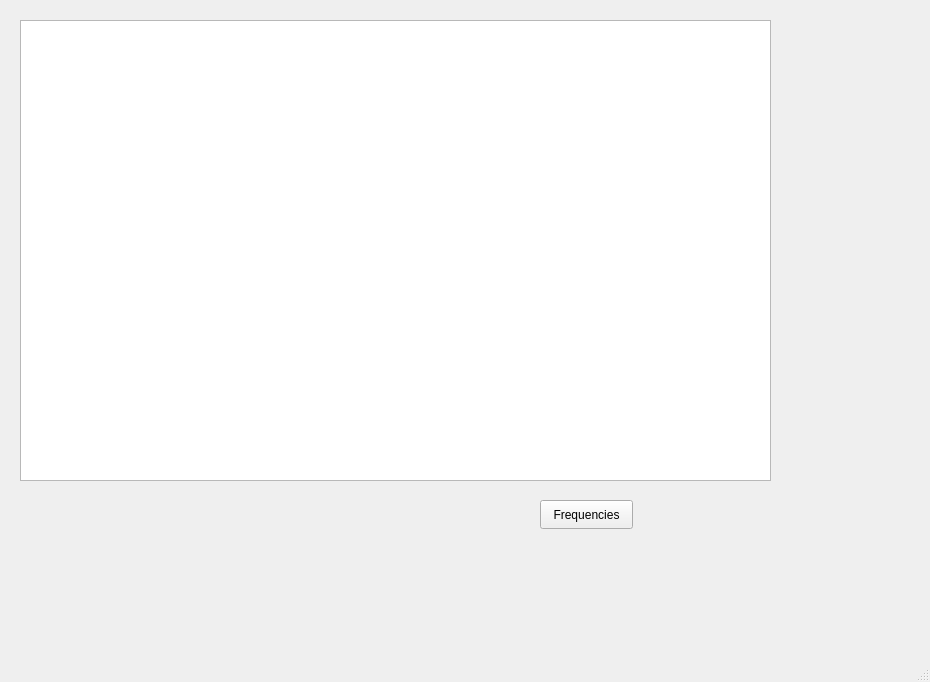
Old version of the form UIForTextProject/mainwindow.ui in the repository Yehia148/TextConcordance.
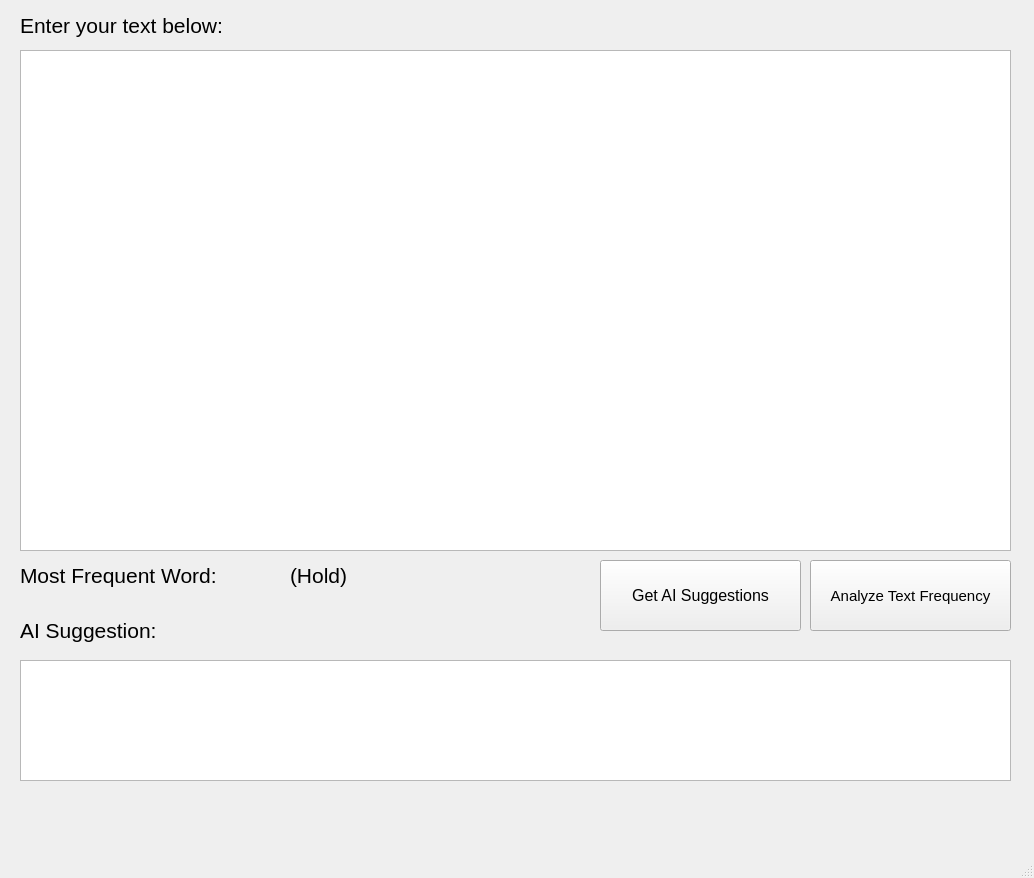
New version of the form.

Commit message: UIWidgets complete

```diff
--- a/UIForTextProject/mainwindow.ui
+++ b/UIForTextProject/mainwindow.ui
@@ -6,35 +6,143 @@
    <rect>
     <x>0</x>
     <y>0</y>
-    <width>930</width>
-    <height>682</height>
+    <width>1034</width>
+    <height>878</height>
    </rect>
   </property>
   <property name="windowTitle">
    <string>MainWindow</string>
   </property>
   <widget class="QWidget" name="centralwidget">
-   <widget class="QPushButton" name="pushButton">
+   <widget class="QTextEdit" name="inputTextEdit">
     <property name="geometry">
      <rect>
-      <x>540</x>
-      <y>500</y>
-      <width>93</width>
-      <height>29</height>
+      <x>20</x>
+      <y>50</y>
+      <width>991</width>
+      <height>501</height>
      </rect>
     </property>
+   </widget>
+   <widget class="QLabel" name="labelInputPrompt">
+    <property name="geometry">
+     <rect>
+      <x>20</x>
+      <y>10</y>
+      <width>301</width>
+      <height>31</height>
+     </rect>
+    </property>
+    <property name="font">
+     <font>
+      <pointsize>16</pointsize>
+     </font>
+    </property>
     <property name="text">
-     <string>Frequencies</string>
+     <string>Enter your text below:</string>
     </property>
    </widget>
-   <widget class="QTextEdit" name="textEdit">
+   <widget class="QPushButton" name="analyzeButton">
     <property name="geometry">
      <rect>
+      <x>810</x>
+      <y>560</y>
+      <width>201</width>
+      <height>71</height>
+     </rect>
+    </property>
+    <property name="font">
+     <font>
+      <pointsize>11</pointsize>
+     </font>
+    </property>
+    <property name="text">
+     <string>Analyze Text Frequency</string>
+    </property>
+   </widget>
+   <widget class="QPushButton" name="suggestButton">
+    <property name="geometry">
+     <rect>
+      <x>600</x>
+      <y>560</y>
+      <width>201</width>
+      <height>71</height>
+     </rect>
+    </property>
+    <property name="font">
+     <font>
+      <pointsize>12</pointsize>
+     </font>
+    </property>
+    <property name="text">
+     <string>Get AI Suggestions</string>
+    </property>
+   </widget>
+   <widget class="QLabel" name="labelMostFrequentTitle">
+    <property name="geometry">
+     <rect>
       <x>20</x>
-      <y>20</y>
-      <width>751</width>
-      <height>461</height>
+      <y>560</y>
+      <width>321</width>
+      <height>31</height>
      </rect>
+    </property>
+    <property name="font">
+     <font>
+      <pointsize>16</pointsize>
+     </font>
+    </property>
+    <property name="text">
+     <string>Most Frequent Word:</string>
+    </property>
+   </widget>
+   <widget class="QLabel" name="frequentWordLabel">
+    <property name="geometry">
+     <rect>
+      <x>290</x>
+      <y>550</y>
+      <width>111</width>
+      <height>51</height>
+     </rect>
+    </property>
+    <property name="font">
+     <font>
+      <pointsize>16</pointsize>
+     </font>
+    </property>
+    <property name="text">
+     <string>(Hold)</string>
+    </property>
+   </widget>
+   <widget class="QLabel" name="labelSuggestionTitle">
+    <property name="geometry">
+     <rect>
+      <x>20</x>
+      <y>610</y>
+      <width>291</width>
+      <height>41</height>
+     </rect>
+    </property>
+    <property name="font">
+     <font>
+      <pointsize>16</pointsize>
+     </font>
+    </property>
+    <property name="text">
+     <string>AI Suggestion:</string>
+    </property>
+   </widget>
+   <widget class="QTextEdit" name="suggestionOutput">
+    <property name="geometry">
+     <rect>
+      <x>20</x>
+      <y>660</y>
+      <width>991</width>
+      <height>121</height>
+     </rect>
+    </property>
+    <property name="readOnly">
+     <bool>true</bool>
     </property>
    </widget>
   </widget>
```
Left out of the diff: 2 changed lines with no effect on the pictures.
